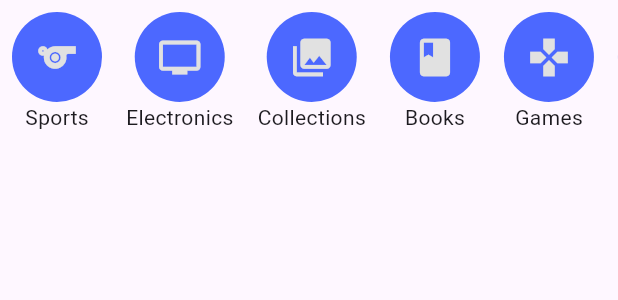
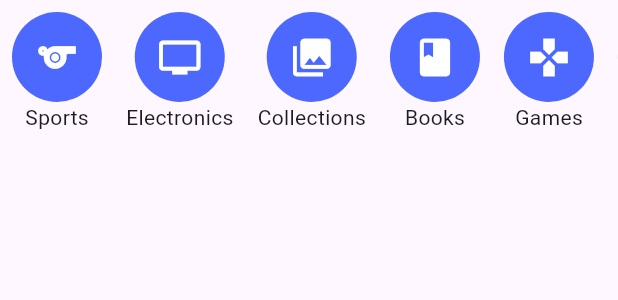
Before and after one commit to Mokassem0/market, a Flutter app: the CategoriesList widget shown alone on an empty page, opened directly, on a phone screen of 412 x 824 dp. Shown: the top 300 px of the screen. Run offline on Flutter 3.47's test engine with Material 3 defaults, Android fonts, the phone set to English and light mode, and no system bars; our stand-ins replace bloc, flutter_bloc, google_nav_bar; network calls fail.

```diff
--- a/lib/views/home/ui/widget/categories_list.dart
+++ b/lib/views/home/ui/widget/categories_list.dart
@@ -1,11 +1,8 @@
-
 import 'package:flutter/material.dart';
 import 'package:market/core/app_color.dart';
 
 class CategoriesList extends StatelessWidget {
-  const CategoriesList({
-    super.key,
-  });
+  const CategoriesList({super.key});
 
   @override
   Widget build(BuildContext context) {
@@ -22,7 +19,7 @@ class CategoriesList extends StatelessWidget {
                 CircleAvatar(
                   radius: 30,
                   backgroundColor: AppColor.kPrimaryColor,
-                  foregroundColor: AppColor.kBordersideColor,
+                  foregroundColor: AppColor.kWhiteColor,
                   child: Icon(categories[index].icon, size: 30),
                 ),
 
```
Also changed, not shown: lib/views/home/ui/home_view.dart (+24 -0 lines).
